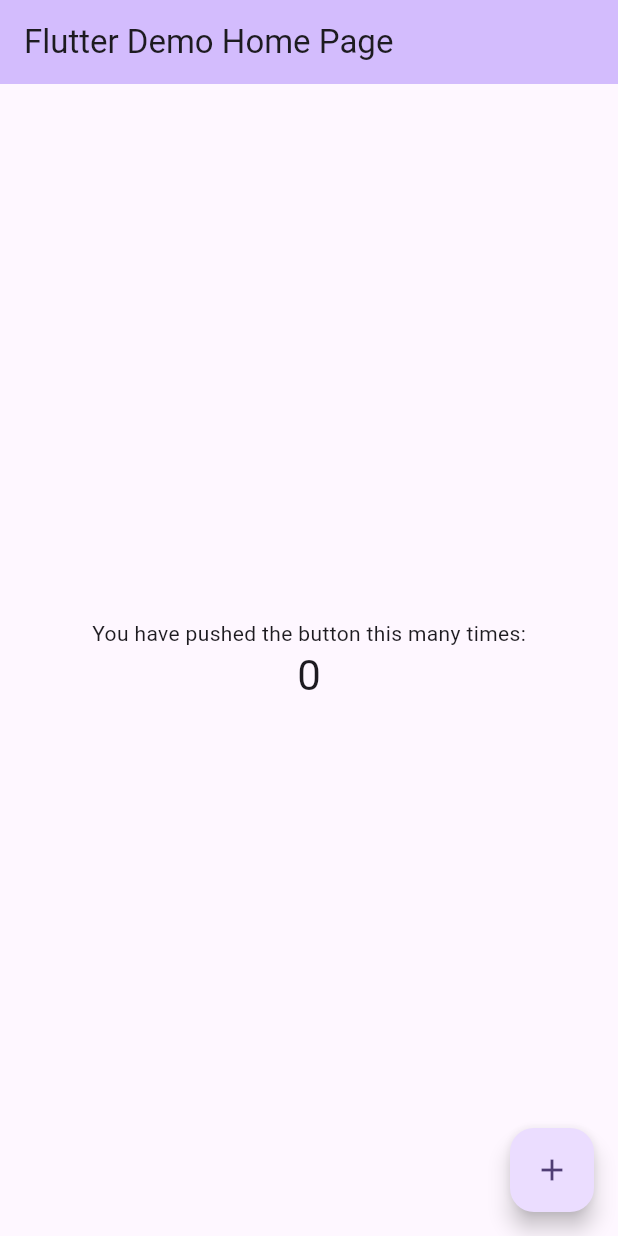
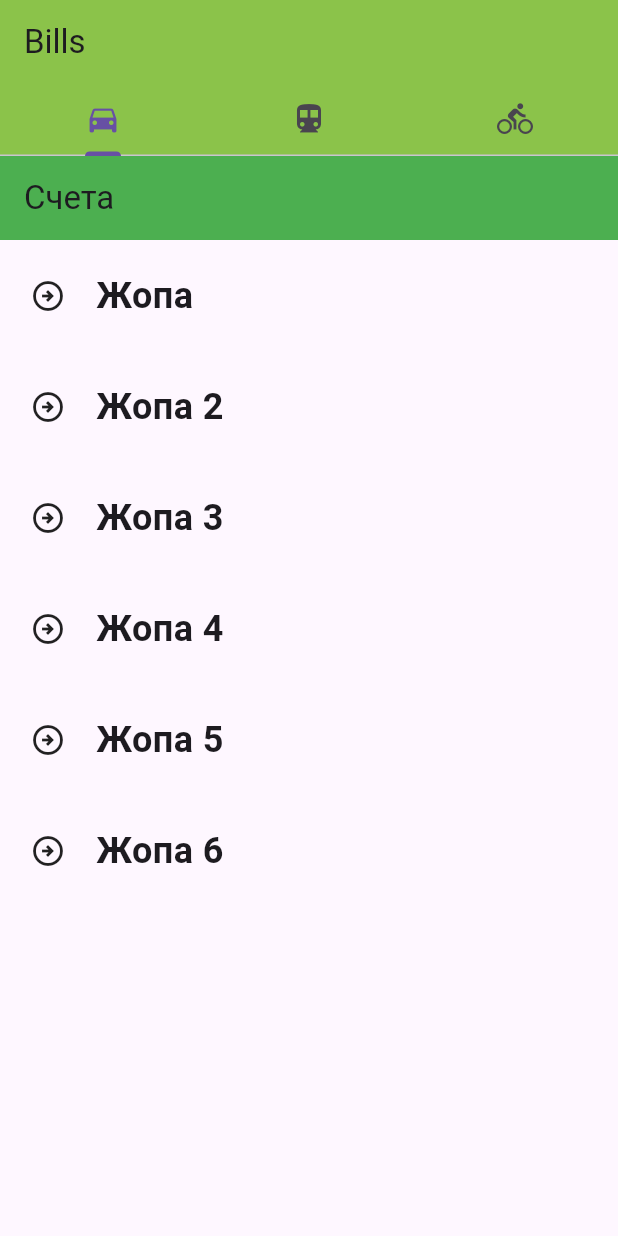
Before and after one commit to OneOfTheAleks/fbills, a Flutter app: the screen it shows after launch, on a phone screen of 412 x 824 dp. Run offline on Flutter 3.47's test engine with Material 3 defaults, Android fonts, the phone set to English and light mode, and no system bars.

Commit message:
layon2 2

```diff
--- a/lib/main.dart
+++ b/lib/main.dart
@@ -1,3 +1,5 @@
+
+import 'package:fbills/widgets/bills.dart';
 import 'package:flutter/material.dart';
 
 void main() {
@@ -11,69 +13,73 @@
   @override
   Widget build(BuildContext context) {
     return MaterialApp(
-      title: 'Flutter Demo',
+      title: 'Bills',
       theme: ThemeData(
 
         colorScheme: ColorScheme.fromSeed(seedColor: Colors.deepPurple),
         useMaterial3: true,
       ),
-      home: const MyHomePage(title: 'Flutter Demo Home Page'),
+      home: const TabBarMain()
     );
   }
 }
 
-class MyHomePage extends StatefulWidget {
-  const MyHomePage({super.key, required this.title});
+
+
+class TabBarMain extends StatelessWidget {
+  const TabBarMain({super.key});
+
+  @override
+  Widget build(BuildContext context) {
+    return MaterialApp(
+      home: DefaultTabController(
+        length: 3,
+        child: Scaffold(
+          backgroundColor: Colors.green,
+          appBar: AppBar(
+            backgroundColor: Colors.lightGreen,
+            bottom: const TabBar(
+              tabs: [
+                Tab(icon: Icon(Icons.directions_car)),
+                Tab(icon: Icon(Icons.directions_transit)),
+                Tab(icon: Icon(Icons.directions_bike)),
+              ],
+            ),
+            title: const Text('Bills'),
+          ),
+          body: const TabBarView(
+            children: [
+              Bills(),
+              Icon(Icons.directions_transit),
+              Icon(Icons.directions_bike),
+            ],
+          ),
+        ),
+      ),
+    );
+  }
+}
 
 
 
-  final String title;
 
-  @override
-  State<MyHomePage> createState() => _MyHomePageState();
-}
-
-class _MyHomePageState extends State<MyHomePage> {
-  int _counter = 0;
-
-  void _incrementCounter() {
-    setState(() {
-
-      _counter++;
-    });
-  }
+// ignore: camel_case_types
+class tabBar extends StatelessWidget {
+  const tabBar({super.key});
 
   @override
   Widget build(BuildContext context) {
-
-    return Scaffold(
-      appBar: AppBar(
-
-        backgroundColor: Theme.of(context).colorScheme.inversePrimary,
-
-        title: Text(widget.title),
-      ),
-      body: Center(
-
-        child: Column(
-
-          mainAxisAlignment: MainAxisAlignment.center,
-          children: <Widget>[
-            const Text(
-              'You have pushed the button this many times:',
-            ),
-            Text(
-              '$_counter',
-              style: Theme.of(context).textTheme.headlineMedium,
-            ),
-          ],
-        ),
-      ),
-      floatingActionButton: FloatingActionButton(
-        onPressed: _incrementCounter,
-        tooltip: 'Increment',
-        child: const Icon(Icons.add),
-      ), // This trailing comma makes auto-formatting nicer for build methods.
+    return  Scaffold(
+          appBar: AppBar(
+            bottom: const TabBar(
+              tabs: [
+                Tab(icon: Icon(Icons.directions_car)),
+                Tab(icon: Icon(Icons.directions_transit)),
+                Tab(icon: Icon(Icons.directions_bike)),
+              ],
+            )
+            )
     );
   }
+
 }
--- /dev/null
+++ b/lib/models/data.dart
@@ -0,0 +1,16 @@
+class BillsRowData {
+ String name;
+ int userId;
+
+  BillsRowData({required this.name, required this.userId});
+
+}
+
+List<BillsRowData> dataRow = <BillsRowData>[
+  BillsRowData(name:'Жопа',userId:1),
+  BillsRowData(name:'Жопа 2',userId:2),
+   BillsRowData(name:'Жопа 3',userId:3),
+  BillsRowData(name:'Жопа 4',userId:4),
+   BillsRowData(name:'Жопа 5',userId:5),
+  BillsRowData(name:'Жопа 6',userId:6),
+];
--- /dev/null
+++ b/lib/widgets/bills.dart
@@ -0,0 +1,56 @@
+import 'package:flutter/material.dart';
+import 'package:fbills/models/data.dart';
+
+class Bills extends StatelessWidget {
+
+  const Bills({ Key? key }) : super(key: key);
+
+  @override
+  Widget build(BuildContext context) {
+    return Scaffold(
+      appBar: AppBar(
+        title: const Text('Счета'),
+        backgroundColor: Colors.green,
+      ),
+      body: SizedBox(
+        width: double.infinity,
+        child: ListView(
+          children: dataRow.map((data) => item(BillsRowData: data,)).toList(),
+        )),
+    );
+  }
+}
+
+
+
+
+class item extends StatelessWidget {
+
+   // ignore: non_constant_identifier_names
+var BillsRowData;
+
+  // ignore: non_constant_identifier_names
+  item({super.key,this.BillsRowData});
+
+  @override
+  Widget build(BuildContext context) {
+    return  Padding(
+        padding: const EdgeInsets.symmetric(horizontal: 20,vertical: 20),
+      child: Row(
+
+        children: [
+          const Icon(Icons.arrow_circle_right_outlined),
+          SizedBox(width: 20,),
+          Expanded(child:Text(BillsRowData.name,
+          style: const TextStyle(
+            fontWeight: FontWeight.bold,
+            fontSize: 24,),
+          )
+          ),
+          const SizedBox(width: 200,),
+
+        ],
+      ),
+    );
+  }
+}
```
